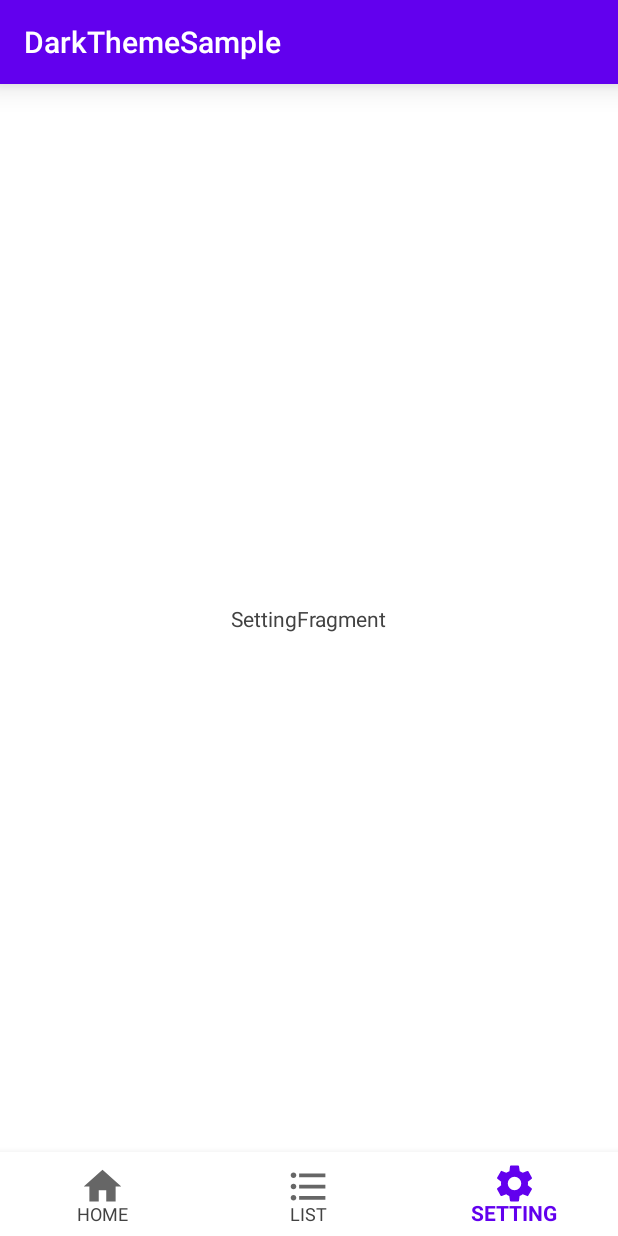
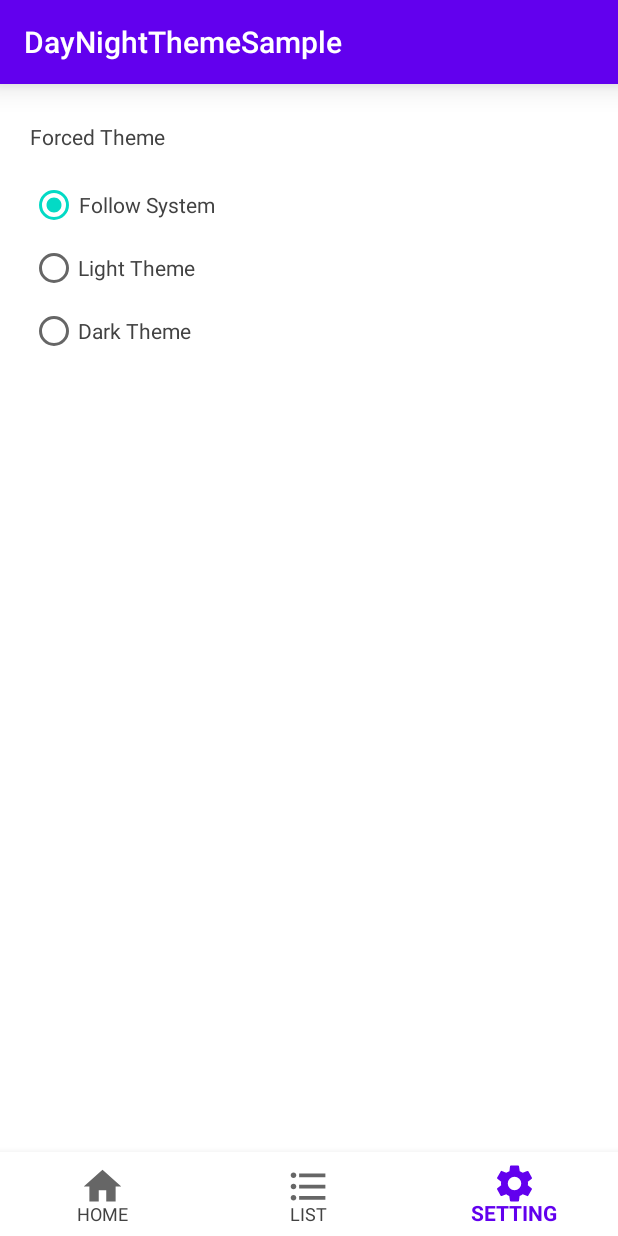
Before and after one commit to askldfghj/DarkThemeSample, an Android app: the screen it shows after launch (MainActivity), item 3 of the bottom bar chosen, on a phone screen of 412 x 824 dp. Run offline under Robolectric (Android 15) with nearby library versions, the phone set to English and light mode, and no system bars; our stand-ins replace data binding.

Commit message:
forced theme setting

```diff
--- a/app/src/main/java/com/askldfghj/darkthemesample/ui/main/MainActivity.kt
+++ b/app/src/main/java/com/askldfghj/darkthemesample/ui/main/MainActivity.kt
@@ -1,10 +1,15 @@
 package com.askldfghj.darkthemesample.ui.main
 
+import android.content.Context
+import android.content.SharedPreferences
 import android.os.Bundle
 import android.os.PersistableBundle
 import android.view.Menu
 import android.view.MenuItem
 import androidx.appcompat.app.AppCompatActivity
+import androidx.appcompat.app.AppCompatDelegate
+import androidx.appcompat.app.AppCompatDelegate.MODE_NIGHT_FOLLOW_SYSTEM
+import androidx.appcompat.app.AppCompatDelegate.MODE_NIGHT_NO
 import androidx.databinding.DataBindingUtil
 import androidx.fragment.app.Fragment
 import com.askldfghj.darkthemesample.R
@@ -19,6 +24,10 @@ class MainActivity : AppCompatActivity() {
     override fun onCreate(savedInstanceState: Bundle?) {
         debugLog { "onCreate" }
         super.onCreate(savedInstanceState)
+        // test
+        val mode = getSharedPreferences("pref", Context.MODE_PRIVATE).getInt("mode", MODE_NIGHT_FOLLOW_SYSTEM)
+        AppCompatDelegate.setDefaultNightMode(mode)
+
         DataBindingUtil.setContentView<ActivityMainBinding>(this,
             R.layout.activity_main
         ).also { binding ->
--- a/app/src/main/java/com/askldfghj/darkthemesample/ui/setting/SettingFragment.kt
+++ b/app/src/main/java/com/askldfghj/darkthemesample/ui/setting/SettingFragment.kt
@@ -5,6 +5,10 @@ import android.os.Bundle
 import android.view.LayoutInflater
 import android.view.View
 import android.view.ViewGroup
+import androidx.appcompat.app.AppCompatDelegate
+import androidx.appcompat.app.AppCompatDelegate.MODE_NIGHT_FOLLOW_SYSTEM
+import androidx.appcompat.app.AppCompatDelegate.MODE_NIGHT_NO
+import androidx.appcompat.app.AppCompatDelegate.MODE_NIGHT_YES
 import androidx.fragment.app.Fragment
 import com.askldfghj.darkthemesample.R
 import com.askldfghj.darkthemesample.databinding.SettingFragmentBinding
@@ -15,7 +19,27 @@ class SettingFragment : Fragment() {
 
     override fun onCreateView(inflater: LayoutInflater, container: ViewGroup?, savedInstanceState: Bundle?): View? {
         debugLog { "onCreateView" }
-        return bindingAndInflate<SettingFragmentBinding>(R.layout.setting_fragment, container) {
+        return bindingAndInflate<SettingFragmentBinding>(R.layout.setting_fragment, container) { binding ->
+            val mode = context?.getSharedPreferences("pref", Context.MODE_PRIVATE)?.getInt("mode",
+                MODE_NIGHT_FOLLOW_SYSTEM
+            )
+
+            when (mode) {
+                MODE_NIGHT_FOLLOW_SYSTEM -> {
+                    binding.systemBtn.isChecked = true
+                }
+                MODE_NIGHT_NO -> {
+                    binding.lightThemeBtn.isChecked = true
+                }
+                MODE_NIGHT_YES -> {
+                    binding.darkThemeBtn.isChecked = true
+                }
+            }
+
+            binding.themeSelectGroup.setOnCheckedChangeListener { radioGroup, i ->
+                val view = radioGroup.findViewById<View>(i)
+                setCurrentTheme(radioGroup.indexOfChild(view))
+            }
         }
     }
 
@@ -74,4 +98,31 @@ class SettingFragment : Fragment() {
             it.arguments = Bundle()
         }
     }
+
+    private fun setCurrentTheme(index: Int) {
+        val mode = when (index) {
+            0 -> {
+                saveModeInPref(MODE_NIGHT_FOLLOW_SYSTEM)
+                MODE_NIGHT_FOLLOW_SYSTEM
+            }
+            1 -> {
+                saveModeInPref(MODE_NIGHT_NO)
+                MODE_NIGHT_NO
+            }
+            2 -> {
+                saveModeInPref(MODE_NIGHT_YES)
+                MODE_NIGHT_YES
+            }
+            else -> {
+                context?.getSharedPreferences("pref", Context.MODE_PRIVATE)?.getInt("mode",
+                    MODE_NIGHT_FOLLOW_SYSTEM
+                ) ?: MODE_NIGHT_FOLLOW_SYSTEM
+            }
+        }
+        AppCompatDelegate.setDefaultNightMode(mode)
+    }
+
+    private fun saveModeInPref(mode: Int) {
+        context?.getSharedPreferences("pref", Context.MODE_PRIVATE)?.edit()?.putInt("mode", mode)?.apply()
+    }
 }
--- a/app/src/main/res/layout/setting_fragment.xml
+++ b/app/src/main/res/layout/setting_fragment.xml
@@ -12,15 +12,69 @@
         >
 
         <TextView
+            android:id="@+id/forced_theme_text"
             android:layout_width="wrap_content"
             android:layout_height="wrap_content"
-            android:text="SettingFragment"
+            android:layout_marginStart="20dp"
+            android:layout_marginTop="15dp"
+            android:paddingTop="10dp"
+            android:paddingBottom="10dp"
+            android:visibility="visible"
+            android:text="@string/setting_forced_theme"
             android:textColor="@color/textColor"
-            app:layout_constraintBottom_toBottomOf="parent"
-            app:layout_constraintLeft_toLeftOf="parent"
-            app:layout_constraintRight_toRightOf="parent"
+            app:layout_constraintStart_toStartOf="parent"
             app:layout_constraintTop_toTopOf="parent"
             />
 
+        <androidx.appcompat.widget.SwitchCompat
+            android:id="@+id/is_forced_switch"
+            android:layout_width="wrap_content"
+            android:layout_height="wrap_content"
+            android:layout_marginEnd="20dp"
+            android:visibility="gone"
+            app:layout_constraintBottom_toBottomOf="@id/forced_theme_text"
+            app:layout_constraintEnd_toEndOf="parent"
+            app:layout_constraintTop_toTopOf="@id/forced_theme_text"
+            />
+
+        <RadioGroup
+            android:id="@+id/theme_select_group"
+            android:layout_width="wrap_content"
+            android:layout_height="wrap_content"
+            android:layout_marginStart="20dp"
+            android:layout_marginTop="10dp"
+            app:layout_constraintStart_toStartOf="parent"
+            app:layout_constraintTop_toBottomOf="@id/forced_theme_text"
+            >
+
+            <RadioButton
+                android:id="@+id/system_btn"
+                android:layout_width="wrap_content"
+                android:layout_height="wrap_content"
+                android:gravity="center"
+                android:text="Follow System"
+                android:textColor="@color/textColor"
+                />
+
+            <RadioButton
+                android:layout_marginTop="10dp"
+                android:id="@+id/light_theme_btn"
+                android:layout_width="wrap_content"
+                android:layout_height="wrap_content"
+                android:gravity="center"
+                android:text="@string/setting_light_theme"
+                android:textColor="@color/textColor"
+                />
+
+            <RadioButton
+                android:id="@+id/dark_theme_btn"
+                android:layout_width="wrap_content"
+                android:layout_height="wrap_content"
+                android:layout_marginTop="10dp"
+                android:gravity="center"
+                android:text="@string/setting_dark_theme"
+                android:textColor="@color/textColor"
+                />
+        </RadioGroup>
     </androidx.constraintlayout.widget.ConstraintLayout>
 </layout>
--- /dev/null
+++ b/app/src/main/res/values-night/strings.xml
@@ -0,0 +1,6 @@
+<?xml version="1.0" encoding="utf-8"?>
+<resources>
+    <string name="home_hello">Hello!\nThis is a sample of the Dark Theme.</string>
+
+    <string name="home_current_theme">Current Theme is Dark Theme</string>
+</resources>
--- a/app/src/main/res/values/strings.xml
+++ b/app/src/main/res/values/strings.xml
@@ -1,9 +1,14 @@
 <resources>
-    <string name="app_name">DarkThemeSample</string>
+    <string name="app_name">DayNightThemeSample</string>
 
     <string name="bottom_menu_home">HOME</string>
     <string name="bottom_menu_list">LIST</string>
     <string name="bottom_menu_setting">SETTING</string>
 
-    <string name="home_hello">Hello!\nThis is a sample of the Dark Theme.</string>
+    <string name="home_hello">Hello!\nThis is a sample of the DayNight Theme.</string>
+    <string name="home_current_theme">Current Theme is Light Theme</string>
+
+    <string name="setting_forced_theme">Forced Theme</string>
+    <string name="setting_light_theme">Light Theme</string>
+    <string name="setting_dark_theme">Dark Theme</string>
 </resources>
```
Also changed, not shown: app/src/main/res/layout/home_fragment.xml (+14 -3 lines).
